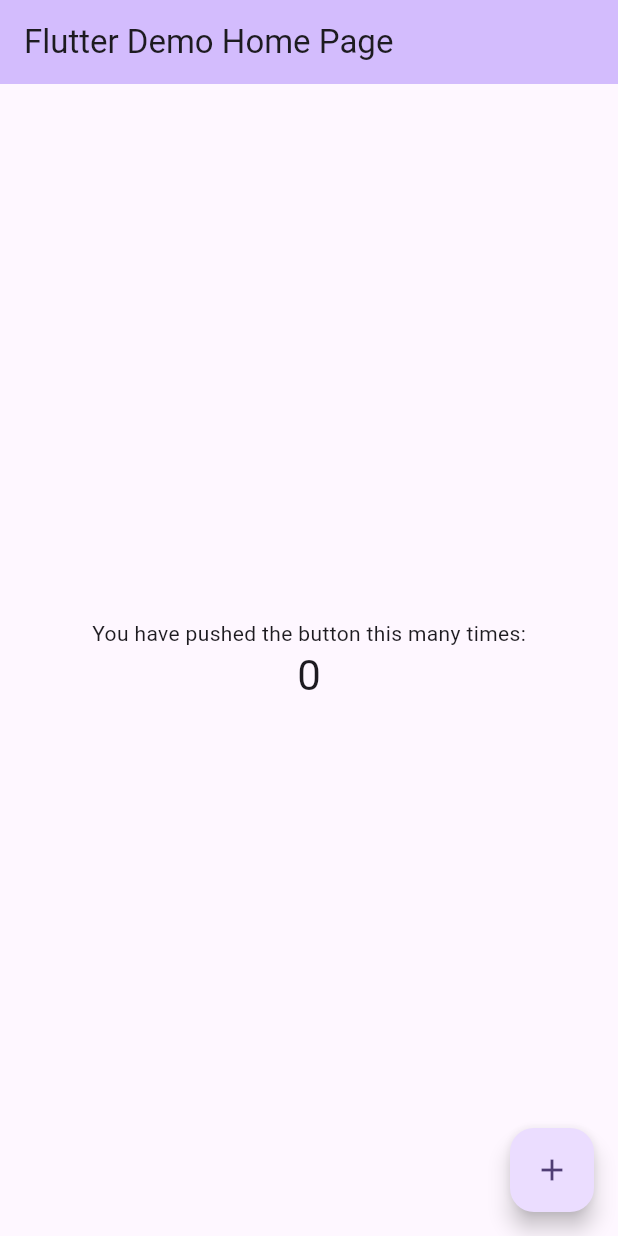
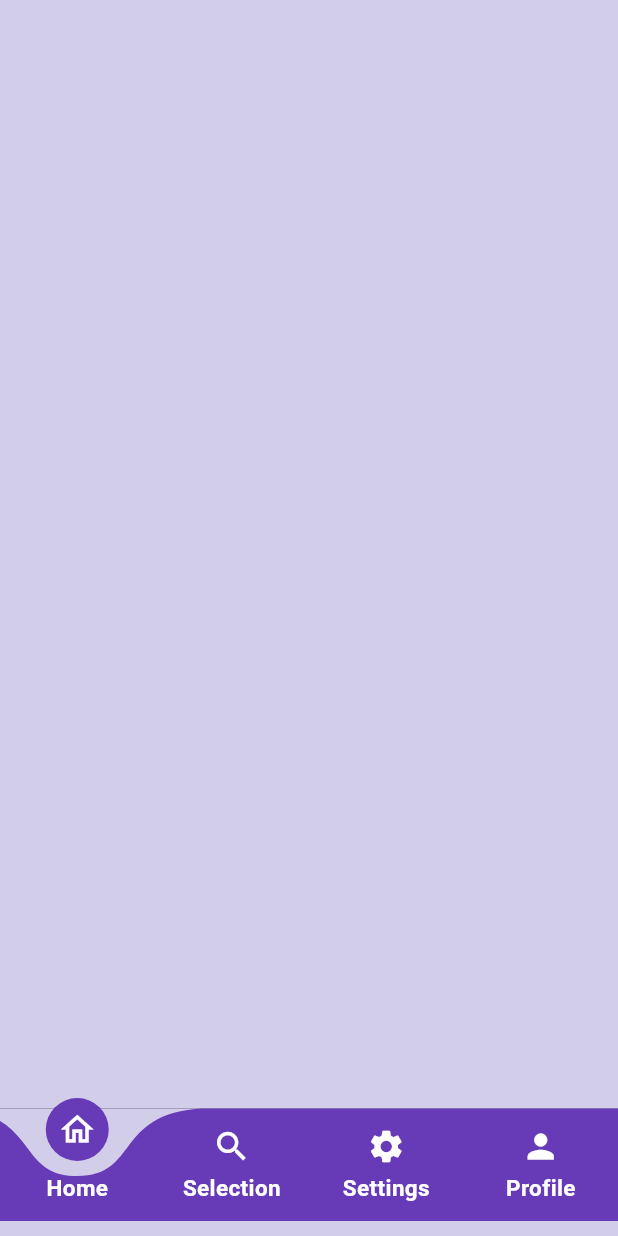
Before and after one commit to shaqir/Racecourse-Flutter, a Flutter app: the screen it shows after launch, on a phone screen of 412 x 824 dp. Run offline on Flutter 3.47's test engine with Material 3 defaults, Android fonts, the phone set to English and light mode, and no system bars; drawn by our look-alikes of curved_labeled_navigation_bar.

Commit message:
Added Bottom Navigation Menu

```diff
--- a/analysis_options.yaml
+++ b/analysis_options.yaml
@@ -7,6 +7,7 @@
 
 # The following line activates a set of recommended lints for Flutter apps,
 # packages, and plugins designed to encourage good coding practices.
+analyzer:
 include: package:flutter_lints/flutter.yaml
 
 linter:
--- /dev/null
+++ b/lib/core/appcolors.dart
@@ -0,0 +1,5 @@
+import 'package:flutter/material.dart';
+
+class AppColors {
+   static const Color primaryLightPurpleColor = Color(0xffd2ceea);
+}
--- /dev/null
+++ b/lib/core/appconstants.dart
@@ -0,0 +1,12 @@
+class Appconstants {
+  static const String dashboardMenuItem1 = 'Home';
+  static const String dashboardMenuItem2 = 'Selection';
+  static const String dashboardMenuItem3 = 'Settings';
+  static const String dashboardMenuItem4 = 'Profile';
+}
+
+enum AppEnvironment {
+  development,
+  staging,
+  production
+}
--- /dev/null
+++ b/lib/core/appsizes.dart
@@ -0,0 +1,5 @@
+class AppSizes {
+   static const double titleMenuText= 15;
+   static const double titleMenuIcon = 26;
+   static const double titleMenuHeight = 85;
+}
--- /dev/null
+++ b/lib/core/bottom_nav_bar.dart
@@ -0,0 +1,103 @@
+import 'package:curved_labeled_navigation_bar/curved_navigation_bar.dart';
+import 'package:curved_labeled_navigation_bar/curved_navigation_bar_item.dart';
+import 'package:flutter/foundation.dart';
+import 'package:flutter/material.dart';
+import 'package:racecourse_tracks/core/appcolors.dart';
+import 'package:racecourse_tracks/core/appconstants.dart';
+import 'package:racecourse_tracks/core/appsizes.dart';
+
+class BottomNavBar extends StatefulWidget {
+  const BottomNavBar({super.key});
+
+  @override
+  State<BottomNavBar> createState() => _BottomNavBarState();
+}
+
+class _BottomNavBarState extends State<BottomNavBar> {
+  final GlobalKey<CurvedNavigationBarState> _bottomNavigationKey = GlobalKey();
+  late int _page;
+
+  @override
+  void initState() {
+    super.initState();
+    _page = 0;
+  }
+
+  @override
+  Widget build(BuildContext context) {
+    return Scaffold(
+      bottomNavigationBar: CurvedNavigationBar(
+        key: _bottomNavigationKey,
+        index: 0,
+        items: const [
+          CurvedNavigationBarItem(
+            child: Icon(
+              Icons.home_outlined,
+              size: AppSizes.titleMenuIcon,
+              color: Colors.white,
+            ),
+            label: Appconstants.dashboardMenuItem1,
+            labelStyle: TextStyle(
+                fontSize: AppSizes.titleMenuText,
+                fontWeight: FontWeight.bold,
+                color: Colors.white),
+          ),
+          CurvedNavigationBarItem(
+            child: Icon(
+              Icons.search,
+              size: AppSizes.titleMenuIcon,
+              color: Colors.white,
+            ),
+            label: Appconstants.dashboardMenuItem2,
+            labelStyle: TextStyle(
+                fontSize: AppSizes.titleMenuText,
+                fontWeight: FontWeight.bold,
+                color: Colors.white),
+          ),
+          CurvedNavigationBarItem(
+            child: Icon(
+              Icons.settings,
+              size: AppSizes.titleMenuIcon,
+              color: Colors.white,
+            ),
+            label: Appconstants.dashboardMenuItem3,
+            labelStyle: TextStyle(
+                fontSize: AppSizes.titleMenuText,
+                fontWeight: FontWeight.bold,
+                color: Colors.white),
+          ),
+          CurvedNavigationBarItem(
+            child: Icon(
+              Icons.person,
+              size: AppSizes.titleMenuIcon,
+              color: Colors.white,
+            ),
+            labelStyle: TextStyle(
+                fontSize: AppSizes.titleMenuText,
+                fontWeight: FontWeight.bold,
+                color: Colors.white),
+            label: Appconstants.dashboardMenuItem4,
+          ),
+        ],
+        color: Colors.deepPurple,
+        height: AppSizes.titleMenuHeight,
+        buttonBackgroundColor: Colors.deepPurple,
+        backgroundColor: AppColors.primaryLightPurpleColor,
+        animationCurve: Curves.easeInOutCirc,
+        animationDuration: const Duration(milliseconds: 200),
+        onTap: (index) {
+          setState(() {
+            _page = index;
+            if (kDebugMode) {
+              print(_page);
+            }
+          });
+        },
+        letIndexChange: (index) => true,
+      ),
+      body: Container(
+        color: AppColors.primaryLightPurpleColor,
+      ),
+    );
+  }
+}
--- a/lib/main.dart
+++ b/lib/main.dart
@@ -1,125 +1,11 @@
 import 'package:flutter/material.dart';
+import 'package:racecourse_tracks/core/bottom_nav_bar.dart';
 
-void main() {
-  runApp(const MyApp());
-}
-
-class MyApp extends StatelessWidget {
-  const MyApp({super.key});
-
-  // This widget is the root of your application.
-  @override
-  Widget build(BuildContext context) {
-    return MaterialApp(
-      title: 'Flutter Demo',
+void main() => runApp(MaterialApp(
       theme: ThemeData(
-        // This is the theme of your application.
-        //
-        // TRY THIS: Try running your application with "flutter run". You'll see
-        // the application has a blue toolbar. Then, without quitting the app,
-        // try changing the seedColor in the colorScheme below to Colors.green
-        // and then invoke "hot reload" (save your changes or press the "hot
-        // reload" button in a Flutter-supported IDE, or press "r" if you used
-        // the command line to start the app).
-        //
-        // Notice that the counter didn't reset back to zero; the application
-        // state is not lost during the reload. To reset the state, use hot
-        // restart instead.
-        //
-        // This works for code too, not just values: Most code changes can be
-        // tested with just a hot reload.
-        colorScheme: ColorScheme.fromSeed(seedColor: Colors.deepPurple),
-        useMaterial3: true,
+        primarySwatch: Colors.teal,
+        brightness: Brightness.dark,
       ),
-      home: const MyHomePage(title: 'Flutter Demo Home Page'),
-    );
-  }
-}
-
-class MyHomePage extends StatefulWidget {
-  const MyHomePage({super.key, required this.title});
-
-  // This widget is the home page of your application. It is stateful, meaning
-  // that it has a State object (defined below) that contains fields that affect
-  // how it looks.
-
-  // This class is the configuration for the state. It holds the values (in this
-  // case the title) provided by the parent (in this case the App widget) and
-  // used by the build method of the State. Fields in a Widget subclass are
-  // always marked "final".
-
-  final String title;
-
-  @override
-  State<MyHomePage> createState() => _MyHomePageState();
-}
-
-class _MyHomePageState extends State<MyHomePage> {
-  int _counter = 0;
-
-  void _incrementCounter() {
-    setState(() {
-      // This call to setState tells the Flutter framework that something has
-      // changed in this State, which causes it to rerun the build method below
-      // so that the display can reflect the updated values. If we changed
-      // _counter without calling setState(), then the build method would not be
-      // called again, and so nothing would appear to happen.
-      _counter++;
-    });
-  }
-
-  @override
-  Widget build(BuildContext context) {
-    // This method is rerun every time setState is called, for instance as done
-    // by the _incrementCounter method above.
-    //
-    // The Flutter framework has been optimized to make rerunning build methods
-    // fast, so that you can just rebuild anything that needs updating rather
-    // than having to individually change instances of widgets.
-    return Scaffold(
-      appBar: AppBar(
-        // TRY THIS: Try changing the color here to a specific color (to
-        // Colors.amber, perhaps?) and trigger a hot reload to see the AppBar
-        // change color while the other colors stay the same.
-        backgroundColor: Theme.of(context).colorScheme.inversePrimary,
-        // Here we take the value from the MyHomePage object that was created by
-        // the App.build method, and use it to set our appbar title.
-        title: Text(widget.title),
-      ),
-      body: Center(
-        // Center is a layout widget. It takes a single child and positions it
-        // in the middle of the parent.
-        child: Column(
-          // Column is also a layout widget. It takes a list of children and
-          // arranges them vertically. By default, it sizes itself to fit its
-          // children horizontally, and tries to be as tall as its parent.
-          //
-          // Column has various properties to control how it sizes itself and
-          // how it positions its children. Here we use mainAxisAlignment to
-          // center the children vertically; the main axis here is the vertical
-          // axis because Columns are vertical (the cross axis would be
-          // horizontal).
-          //
-          // TRY THIS: Invoke "debug painting" (choose the "Toggle Debug Paint"
-          // action in the IDE, or press "p" in the console), to see the
-          // wireframe for each widget.
-          mainAxisAlignment: MainAxisAlignment.center,
-          children: <Widget>[
-            const Text(
-              'You have pushed the button this many times:',
-            ),
-            Text(
-              '$_counter',
-              style: Theme.of(context).textTheme.headlineMedium,
-            ),
-          ],
-        ),
-      ),
-      floatingActionButton: FloatingActionButton(
-        onPressed: _incrementCounter,
-        tooltip: 'Increment',
-        child: const Icon(Icons.add),
-      ), // This trailing comma makes auto-formatting nicer for build methods.
-    );
-  }
-}
+      debugShowCheckedModeBanner: false,
+      home: const BottomNavBar(),
+    ));
--- a/pubspec.yaml
+++ b/pubspec.yaml
@@ -35,6 +35,7 @@ dependencies:
   # The following adds the Cupertino Icons font to your application.
   # Use with the CupertinoIcons class for iOS style icons.
   cupertino_icons: ^1.0.2
+  curved_labeled_navigation_bar: ^2.0.5
 
 dev_dependencies:
   flutter_test:
```
Also changed, not shown: 2 other files.
